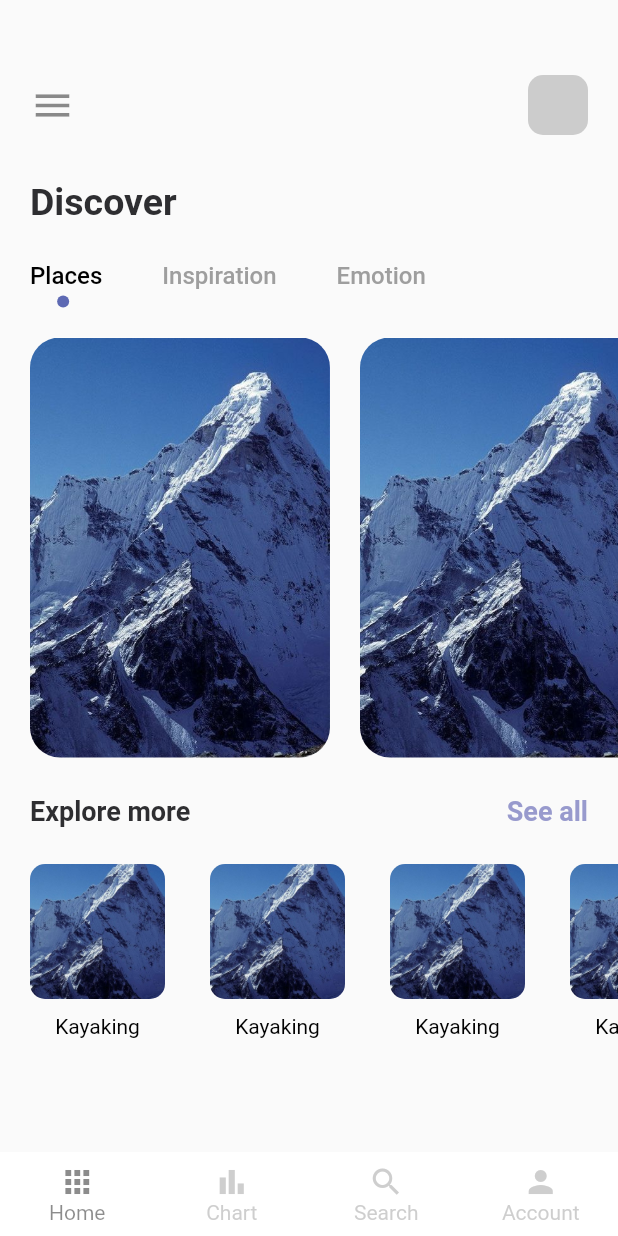
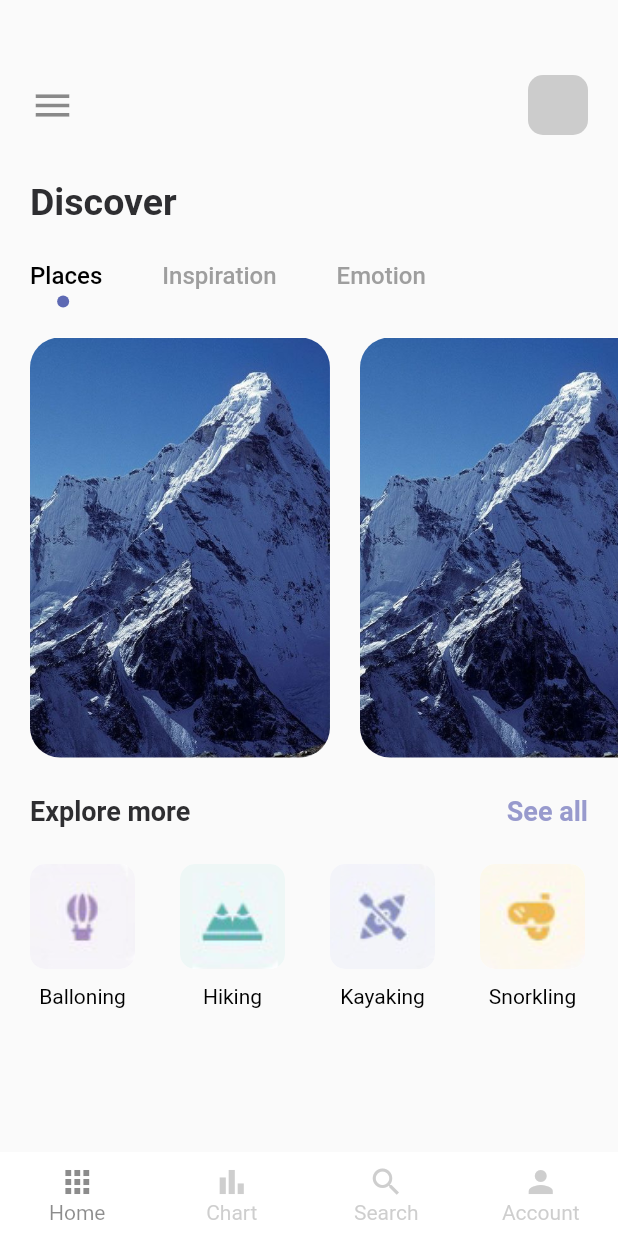
Before and after one commit to PeterShekiondo/Travel, a Flutter app: the screen it shows after launch, on a phone screen of 412 x 824 dp. Run offline on Flutter 3.47's test engine with Material 2 defaults, Android fonts, the phone set to English and light mode, and no system bars.

Commit message:
refine main page

```diff
--- a/lib/screens/navPages/mainPage.dart
+++ b/lib/screens/navPages/mainPage.dart
@@ -11,6 +11,12 @@
 }
 
 class _MainPageState extends State<MainPage> with TickerProviderStateMixin {
+  var images = {
+    "balloning.png":"Balloning",
+    "hiking.png":"Hiking",
+    "kayaking.png":"Kayaking",
+    "snorkling.png":"Snorkling"
+  };
   @override
   Widget build(BuildContext context) {
     TabController _tabController = TabController(length: 3, vsync: this);
@@ -153,20 +159,20 @@
                     child: Column(
                       children: [
                         Container(
-                          width: 90,
-                          height: 90,
+                          width: 70,
+                          height: 70,
                           decoration: BoxDecoration(
                               borderRadius: BorderRadius.circular(10),
                               color: Colors.white,
                               image: DecorationImage(
                                 fit: BoxFit.cover,
-                                image: AssetImage("images/mountain.jpeg"),
+                                image: AssetImage("images/"+images.keys.elementAt(index)),
                               )),
                         ),
                         SizedBox(height: 10),
                         Container(
                           child: AppText(
-                            text: "Kayaking",
+                            text: images.values.elementAt(index),
                             size: 14,
                           )
                         )
```
